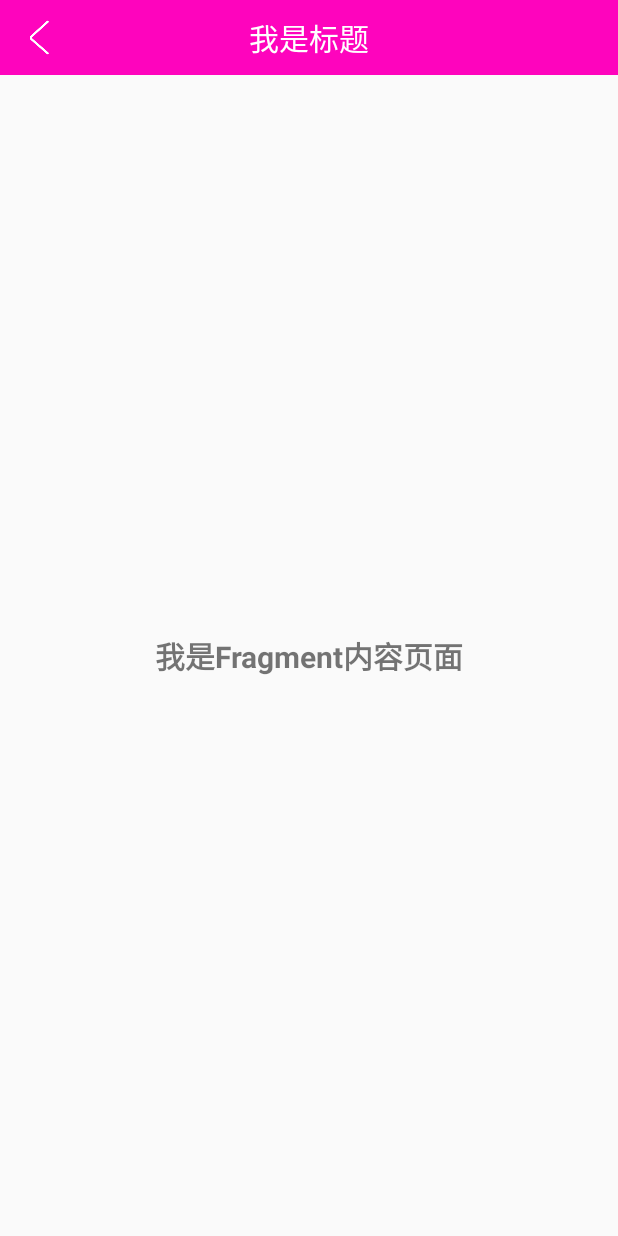
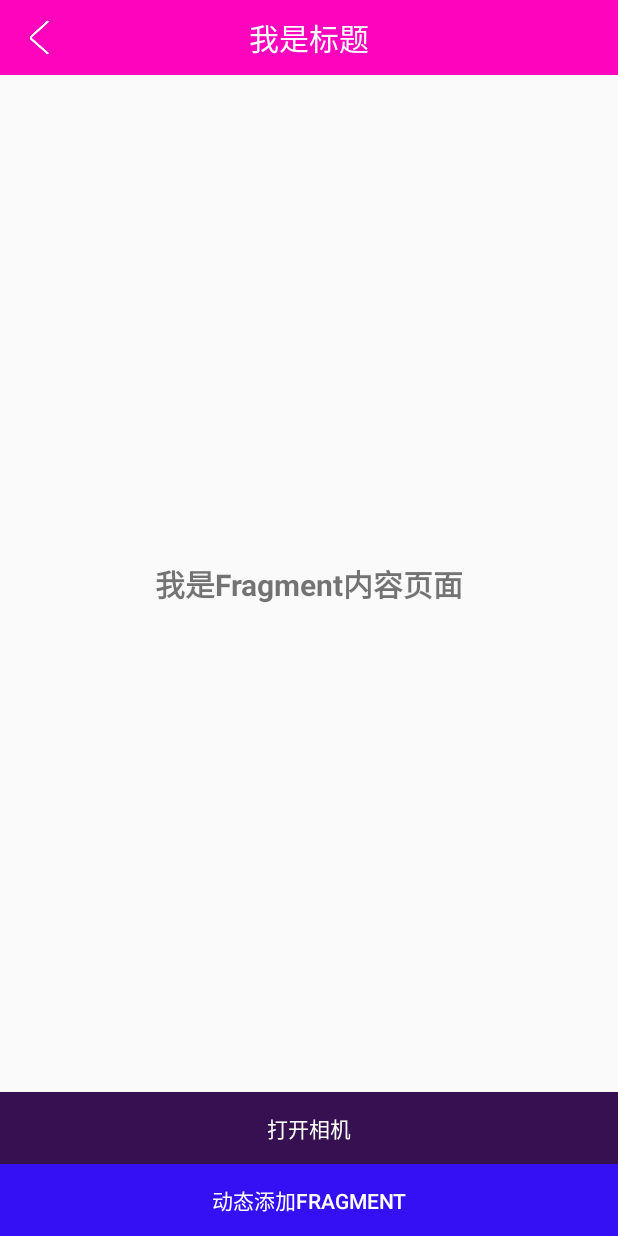
Before and after one commit to ZuofeiGithub/Android_Project, an Android app: the screen it shows after launch (MainActivity), on a phone screen of 412 x 824 dp. Run offline under Robolectric (Android 15) with nearby library versions, the phone set to English and light mode, and no system bars; 1 statement that could not run was skipped.

Commit message:
打开系统相机

```diff
--- a/app/src/main/java/com/example/administrator/nativeproject/fragment/ContentFragment.java
+++ b/app/src/main/java/com/example/administrator/nativeproject/fragment/ContentFragment.java
@@ -7,7 +7,9 @@ import android.view.LayoutInflater;
 import android.view.View;
 import android.view.ViewGroup;
 import android.widget.Button;
+import android.widget.Toast;
 
+import com.example.administrator.nativeproject.CameraActivity;
 import com.example.administrator.nativeproject.MainActivity;
 import com.example.administrator.nativeproject.R;
 
@@ -16,10 +18,20 @@ public class ContentFragment extends Fragment {
     public View onCreateView(LayoutInflater inflater,ViewGroup container, Bundle savedInstanceState) {
         View view = inflater.inflate(R.layout.fragment_content,null);
         Button addfragBtn = view.findViewById(R.id.add_fragment);
+        Button startCamera = view.findViewById(R.id.start_camera);
+        startCamera.setOnClickListener(new View.OnClickListener() {
+            @Override
+            public void onClick(View v) {
+                Toast.makeText(getActivity(),"打开摄像机",Toast.LENGTH_SHORT).show();
+                Intent intent = new Intent();
+                intent.setClass(getActivity(),CameraActivity.class);
+                startActivity(intent);
+            }
+        });
         addfragBtn.setOnClickListener(new View.OnClickListener() {
             @Override
             public void onClick(View v) {
-
+                Toast.makeText(getActivity(),"动态添加fragment",Toast.LENGTH_SHORT).show();
             }
         });
 
--- a/app/src/main/res/layout/fragment_content.xml
+++ b/app/src/main/res/layout/fragment_content.xml
@@ -1,17 +1,28 @@
 <?xml version="1.0" encoding="utf-8"?>
 <LinearLayout xmlns:android="http://schemas.android.com/apk/res/android"
     android:layout_width="match_parent"
+    android:orientation="vertical"
     android:layout_height="match_parent">
     <TextView
         android:layout_width="match_parent"
-        android:layout_height="match_parent"
+        android:layout_height="wrap_content"
+        android:layout_weight="1"
         android:gravity="center"
         android:text="@string/content"
         android:textSize="20sp"
         android:textStyle="bold"/>
     <Button
+        android:id="@+id/start_camera"
+        android:layout_width="match_parent"
+        android:layout_height="wrap_content"
+        android:text="打开相机"
+        android:textColor="#fff"
+        android:background="#361051"/>
+    <Button
         android:id="@+id/add_fragment"
-        android:layout_width="wrap_content"
+        android:background="#3610f4"
+        android:textColor="#fff"
+        android:layout_width="match_parent"
         android:layout_height="wrap_content"
         android:text="动态添加fragment"/>
 </LinearLayout>
--- a/app/src/main/res/layout/fragment_image.xml
+++ b/app/src/main/res/layout/fragment_image.xml
@@ -2,9 +2,5 @@
 <RelativeLayout
     xmlns:android="http://schemas.android.com/apk/res/android" android:layout_width="match_parent"
     android:layout_height="match_parent">
-    <ImageView
-        android:id="@+id/img_view"
-        android:layout_width="match_parent"
-        android:layout_height="match_parent"
-        android:src="@drawable/girl"/>
+
 </RelativeLayout>
```
Also changed, not shown: app/src/main/AndroidManifest.xml (+9 -2 lines), app/src/main/java/com/example/administrator/nativeproject/CameraActivity.java (added, +76 -0 lines), app/src/main/res/layout/activity_camera.xml (added, +25 -0 lines), app/src/main/res/drawable/girl.jpg (deleted), app/src/main/res/layout/girl.jpg (deleted).
